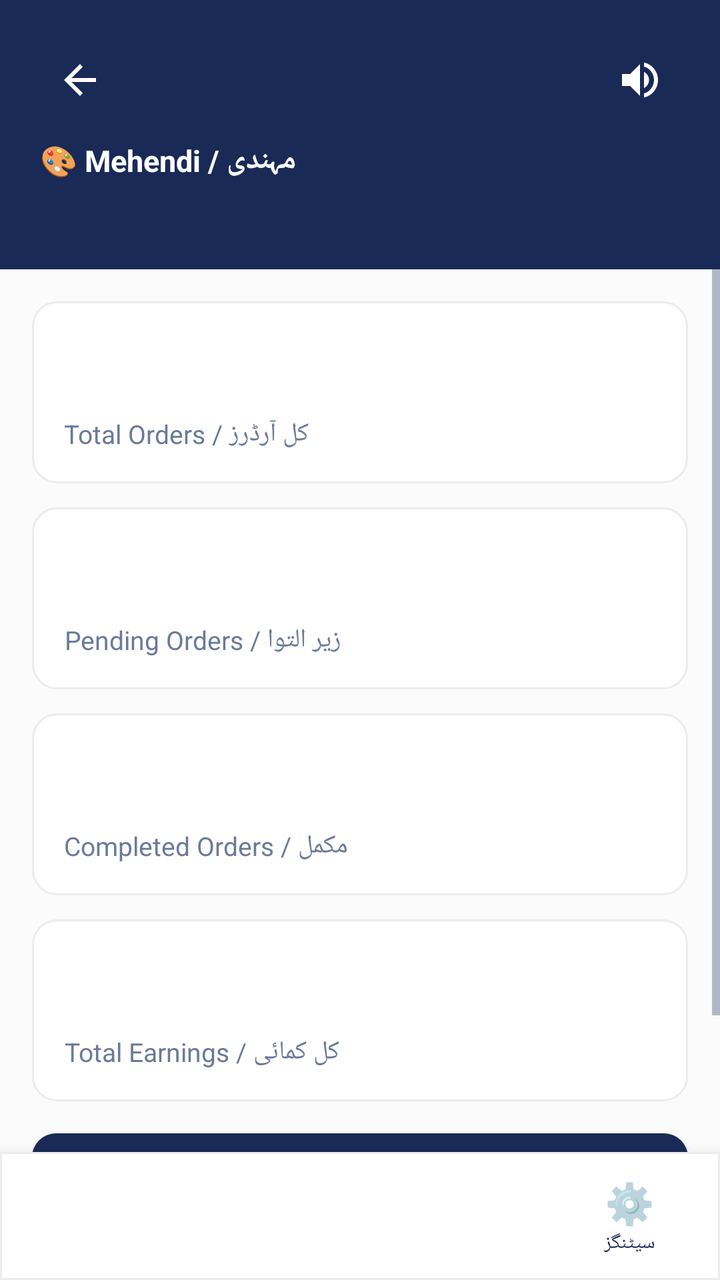
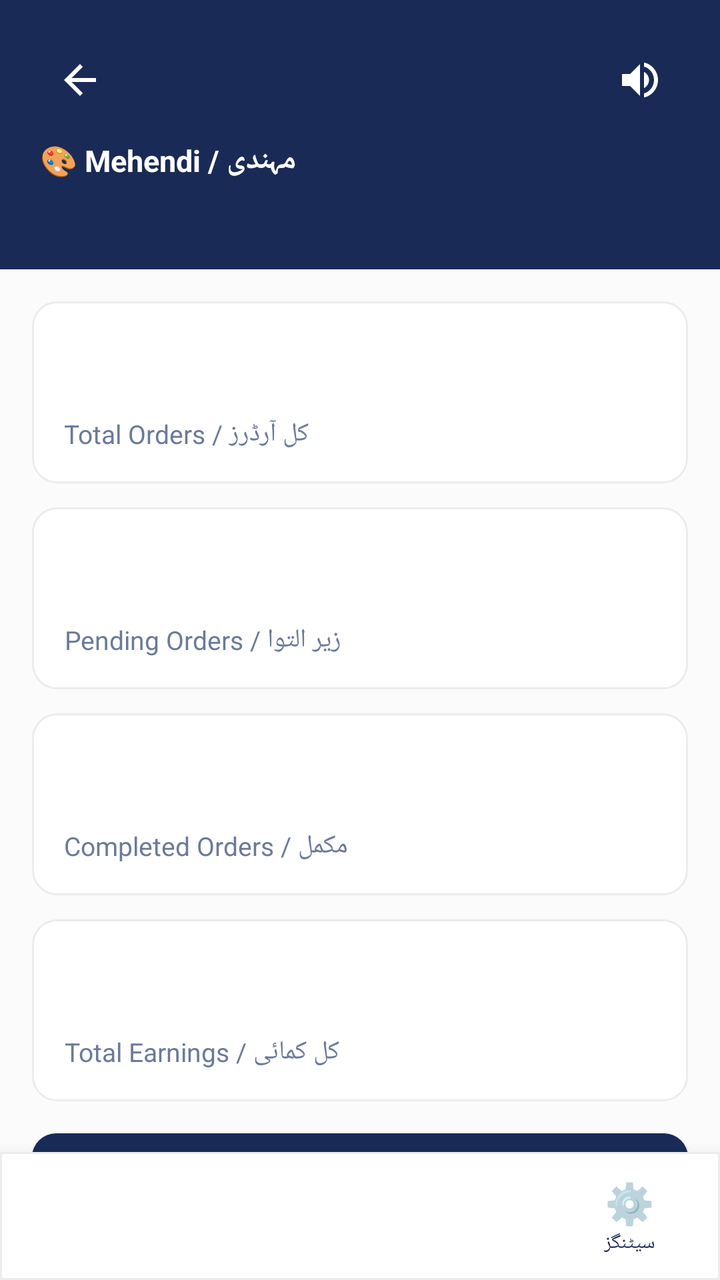

Compare the two renders of this Android layout. The source of the first and the diff that turns it into the second are given below.
<!-- AndroidManifest.xml: application theme Theme.SheEmpower -->
<!-- res/layout/activity_seller_dashboard.xml -->
<?xml version="1.0" encoding="utf-8"?>
<LinearLayout xmlns:android="http://schemas.android.com/apk/res/android"
    xmlns:app="http://schemas.android.com/apk/res-auto"
    android:layout_width="match_parent" android:layout_height="match_parent"
    android:background="?android:attr/windowBackground"
    android:orientation="vertical">

    <LinearLayout
        android:layout_width="match_parent" android:layout_height="0dp" android:layout_weight="1"
        android:orientation="vertical">

        
        
        
        <LinearLayout
            android:layout_width="match_parent"
            android:layout_height="wrap_content"
            android:background="@color/primary"
            android:padding="20dp"
            android:orientation="vertical">

            <RelativeLayout
                android:layout_width="match_parent"
                android:layout_height="wrap_content">

                <ImageButton
                    android:id="@+id/btnBack"
                    android:layout_width="40dp"
                    android:layout_height="40dp"
                    android:layout_alignParentStart="true"
                    android:layout_centerVertical="true"
                    android:background="?attr/selectableItemBackgroundBorderless"
                    android:src="@drawable/ic_arrow_back"
                    app:tint="#FFFFFF"
                    android:contentDescription="Back" />

                <TextView
                    android:id="@+id/tvWelcome"
                    android:layout_width="wrap_content"
                    android:layout_height="wrap_content"
                    android:layout_centerInParent="true"
                    android:textColor="#FFFFFF"
                    android:textSize="20sp"
                    android:textStyle="bold" />

                <ImageButton
                    android:id="@+id/btnSpeaker"
                    android:layout_width="40dp"
                    android:layout_height="40dp"
                    android:layout_alignParentEnd="true"
                    android:layout_centerVertical="true"
                    android:background="?attr/selectableItemBackgroundBorderless"
                    android:src="@drawable/ic_speaker"
                    android:contentDescription="Speaker" />
            </RelativeLayout>

            <TextView
                android:id="@+id/tvCategory"
                android:layout_width="match_parent"
                android:layout_height="wrap_content"
                android:textColor="#FFFFFF"
                android:textSize="15sp"
                android:textStyle="bold"
                android:lineSpacingExtra="4dp"
                android:layout_marginTop="10dp"
                android:text="🎨 Mehendi / مہندی" />

            <TextView
                android:id="@+id/tvStatus"
                android:layout_width="wrap_content"
                android:layout_height="wrap_content"
                android:textColor="@color/accent"
                android:textSize="12sp"
                android:layout_marginTop="8dp" />
        </LinearLayout>

        
        
        
        <ScrollView
            android:layout_width="match_parent"
            android:layout_height="0dp"
            android:layout_weight="1">

            <LinearLayout
                android:layout_width="match_parent"
                android:layout_height="wrap_content"
                android:orientation="vertical"
                android:padding="16dp">

                
                
                

                
                <LinearLayout
                    android:layout_width="match_parent"
                    android:layout_height="wrap_content"
                    android:orientation="vertical"
                    android:background="@drawable/bg_rounded_pink_light"
                    android:padding="16dp"
                    android:layout_marginBottom="12dp">
                    <TextView
                        android:id="@+id/tvTotalOrders"
                        android:layout_width="wrap_content"
                        android:layout_height="wrap_content"
                        android:textSize="28sp"
                        android:textStyle="bold"
                        android:textColor="@color/primary" />
                    <TextView
                        android:layout_width="wrap_content"
                        android:layout_height="wrap_content"
                        android:text="کل آرڈرز / Total Orders"
                        android:textSize="13sp"
                        android:textColor="@color/text_secondary"
                        android:layout_marginTop="4dp" />
                </LinearLayout>

                
                <LinearLayout
                    android:layout_width="match_parent"
                    android:layout_height="wrap_content"
                    android:orientation="vertical"
                    android:background="@drawable/bg_rounded_pink_light"
                    android:padding="16dp"
                    android:layout_marginBottom="12dp">
                    <TextView
                        android:id="@+id/tvPendingOrders"
                        android:layout_width="wrap_content"
                        android:layout_height="wrap_content"
                        android:textSize="28sp"
                        android:textStyle="bold"
                        android:textColor="@color/warning_amber" />
                    <TextView
                        android:layout_width="wrap_content"
                        android:layout_height="wrap_content"
                        android:text="زیر التوا / Pending Orders"
                        android:textSize="13sp"
                        android:textColor="@color/text_secondary"
                        android:layout_marginTop="4dp" />
                </LinearLayout>

                
                <LinearLayout
                    android:layout_width="match_parent"
                    android:layout_height="wrap_content"
                    android:orientation="vertical"
                    android:background="@drawable/bg_rounded_pink_light"
                    android:padding="16dp"
                    android:layout_marginBottom="12dp">
                    <TextView
                        android:id="@+id/tvCompletedOrders"
                        android:layout_width="wrap_content"
                        android:layout_height="wrap_content"
                        android:textSize="28sp"
                        android:textStyle="bold"
                        android:textColor="@color/success_green" />
                    <TextView
                        android:layout_width="wrap_content"
                        android:layout_height="wrap_content"
                        android:text="مکمل / Completed Orders"
                        android:textSize="13sp"
                        android:textColor="@color/text_secondary"
                        android:layout_marginTop="4dp" />
                </LinearLayout>

                
                <LinearLayout
                    android:layout_width="match_parent"
                    android:layout_height="wrap_content"
                    android:orientation="vertical"
                    android:background="@drawable/bg_rounded_pink_light"
                    android:padding="16dp"
                    android:layout_marginBottom="16dp">
                    <TextView
                        android:id="@+id/tvEarnings"
                        android:layout_width="wrap_content"
                        android:layout_height="wrap_content"
                        android:textSize="28sp"
                        android:textStyle="bold"
                        android:textColor="@color/primary" />
                    <TextView
                        android:layout_width="wrap_content"
                        android:layout_height="wrap_content"
                        android:text="کل کمائی / Total Earnings"
                        android:textSize="13sp"
                        android:textColor="@color/text_secondary"
                        android:layout_marginTop="4dp" />
                </LinearLayout>

                
                
                
                <Button
                    android:id="@+id/btnAddProduct"
                    android:layout_width="match_parent"
                    android:layout_height="58dp"
                    android:layout_marginBottom="8dp"
                    android:background="@drawable/bg_skeu_button_primary"
                    android:gravity="center"
                    android:lines="2"
                    android:singleLine="false"
                    android:text="➕ نئی چیز شامل کریں\nADD PRODUCT"
                    android:textColor="#FFFFFF"
                    android:textSize="12sp"
                    android:textStyle="bold" />

                <TextView
                    android:id="@+id/tvNoProducts"
                    android:layout_width="match_parent"
                    android:layout_height="wrap_content"
                    android:layout_marginTop="16dp"
                    android:gravity="center"
                    android:text="کوئی پروڈکٹ موجود نہیں\nNo products added yet"
                    android:textColor="@color/text_secondary"
                    android:textSize="14sp"
                    android:visibility="gone" />

                <androidx.recyclerview.widget.RecyclerView
                    android:id="@+id/rvMyProducts"
                    android:layout_width="match_parent"
                    android:layout_height="wrap_content"
                    android:layout_marginTop="8dp"
                    android:nestedScrollingEnabled="false" />

            </LinearLayout>

        </ScrollView>

    </LinearLayout>

    
    
    
    <include
        layout="@layout/bottom_nav_bar"
        android:id="@+id/bottomNav"
        android:layout_width="match_parent"
        android:layout_height="64dp" />

</LinearLayout>
<!-- res/layout/bottom_nav_bar.xml (included above) -->
<?xml version="1.0" encoding="utf-8"?>
<LinearLayout
    xmlns:android="http://schemas.android.com/apk/res/android"
    android:id="@+id/bottomNav"
    android:layout_width="match_parent"
    android:layout_height="64dp"
    android:orientation="horizontal"
    android:background="@drawable/bg_skeu_nav"
    android:elevation="12dp">

    
    <LinearLayout
        android:id="@+id/navItem1"
        android:layout_width="0dp"
        android:layout_height="match_parent"
        android:layout_weight="1"
        android:orientation="vertical"
        android:gravity="center"
        android:clickable="true"
        android:focusable="true">

        <TextView
            android:id="@+id/navIcon1"
            android:layout_width="wrap_content"
            android:layout_height="wrap_content"
            android:textSize="20sp"/>

        <TextView
            android:id="@+id/navLabel1"
            android:layout_width="wrap_content"
            android:layout_height="wrap_content"
            android:textSize="10sp"
            android:textColor="@color/text_primary"/>

    </LinearLayout>

    
    <LinearLayout
        android:id="@+id/navItem2"
        android:layout_width="0dp"
        android:layout_height="match_parent"
        android:layout_weight="1"
        android:orientation="vertical"
        android:gravity="center"
        android:clickable="true"
        android:focusable="true">

        <TextView
            android:id="@+id/navIcon2"
            android:layout_width="wrap_content"
            android:layout_height="wrap_content"
            android:textSize="20sp"/>

        <TextView
            android:id="@+id/navLabel2"
            android:layout_width="wrap_content"
            android:layout_height="wrap_content"
            android:textSize="10sp"
            android:textColor="@color/text_primary"/>

    </LinearLayout>

    
    <LinearLayout
        android:id="@+id/navItem3"
        android:layout_width="0dp"
        android:layout_height="match_parent"
        android:layout_weight="1"
        android:orientation="vertical"
        android:gravity="center"
        android:clickable="true"
        android:focusable="true">

        <TextView
            android:id="@+id/navIcon3"
            android:layout_width="wrap_content"
            android:layout_height="wrap_content"
            android:textSize="20sp"/>

        <TextView
            android:id="@+id/navLabel3"
            android:layout_width="wrap_content"
            android:layout_height="wrap_content"
            android:textSize="10sp"
            android:textColor="@color/text_primary"/>

    </LinearLayout>

    
    <LinearLayout
        android:id="@+id/navItem4"
        android:layout_width="0dp"
        android:layout_height="match_parent"
        android:layout_weight="1"
        android:orientation="vertical"
        android:gravity="center"
        android:clickable="true"
        android:focusable="true">

        <TextView
            android:id="@+id/navIcon4"
            android:layout_width="wrap_content"
            android:layout_height="wrap_content"
            android:text="⚙️"
            android:textSize="20sp"/>

        <TextView
            android:id="@+id/navLabel4"
            android:layout_width="wrap_content"
            android:layout_height="wrap_content"
            android:text="سیٹنگز"
            android:textSize="10sp"
            android:textColor="@color/text_primary"/>

    </LinearLayout>

</LinearLayout>
<!-- resources referenced by this layout -->
<resources>
  <color name="accent">#F7D794</color>
  <color name="primary">#192A56</color>
  kkkkkkkkk
  <color name="success_green">#2ECC71</color>
  <color name="text_primary">#192A56</color>
  <color name="text_secondary">#6B7A99</color>
  <color name="warning_amber">#F39C12</color>
  <!-- drawable bg_rounded_pink_light (drawable) -->
  <?xml version="1.0" encoding="utf-8"?>
  <shape xmlns:android="http://schemas.android.com/apk/res/android"
      android:shape="rectangle">
      <solid android:color="@color/card_bg" />
      <corners android:radius="12dp" />
      <stroke android:color="@color/card_border" android:width="1dp" />
  </shape>
  <!-- drawable bg_skeu_button_primary (drawable) -->
  <?xml version="1.0" encoding="utf-8"?>
  <shape xmlns:android="http://schemas.android.com/apk/res/android"
      android:shape="rectangle">
      <solid android:color="@color/midnight_navy" />
      <corners android:radius="12dp" />
  </shape>
  <!-- drawable bg_skeu_nav (drawable) -->
  <?xml version="1.0" encoding="utf-8"?>
  <shape xmlns:android="http://schemas.android.com/apk/res/android"
      android:shape="rectangle">
      <solid android:color="@color/white" />
      <stroke android:color="@color/card_border" android:width="1dp" />
  </shape>
  <!-- drawable ic_arrow_back (drawable) -->
  <?xml version="1.0" encoding="utf-8"?>
  <vector xmlns:android="http://schemas.android.com/apk/res/android"
      android:width="24dp"
      android:height="24dp"
      android:viewportWidth="24"
      android:viewportHeight="24">
      <path
          android:fillColor="#FFFFFF"
          android:pathData="M20,11H7.83l5.59-5.59L12,4l-8,8l8,8l1.41-1.41L7.83,13H20v-2z"/>
  </vector>
  <!-- drawable ic_speaker (drawable) -->
  <?xml version="1.0" encoding="utf-8"?>
  <vector xmlns:android="http://schemas.android.com/apk/res/android"
      android:width="24dp"
      android:height="24dp"
      android:viewportWidth="24"
      android:viewportHeight="24">
      <path
          android:fillColor="#FFFFFF"
          android:pathData="M3,9v6h4l5,5V4L7,9H3zm13.5,3c0-1.77-1.02-3.29-2.5-4.03v8.05c1.48-0.73,2.5-2.25,2.5-4.02zM14,3.23v2.06c2.89,0.86,5,3.54,5,6.71s-2.11,5.85-5,6.71v2.06c4.01-0.91,7-4.49,7-8.77s-2.99-7.86-7-8.77z"/>
  </vector>
  <style name="Theme.SheEmpower" parent="Theme.AppCompat.Light.NoActionBar">
          <item name="colorPrimary">@color/primary</item>
          <item name="colorPrimaryDark">@color/primary_dark</item>
          <item name="colorAccent">@color/accent</item>
          <item name="android:windowBackground">@color/background</item>
          <item name="android:colorBackground">@color/background</item>
          <item name="android:textColorPrimary">@color/text_primary</item>
          <item name="android:textColorSecondary">@color/text_secondary</item>
          <item name="android:statusBarColor">@color/primary_dark</item>
      </style>
  <color name="card_bg">#FFFFFF</color>
  <color name="card_border">#EAECEE</color>
  <color name="midnight_navy">#192A56</color>
  <color name="white">#FFFFFF</color>
  <color name="primary_dark">#0F1B3D</color>
  <color name="background">#FCFBFB</color>
</resources>

<!-- the commit's change to res/layout/activity_seller_dashboard.xml (unified diff, before → after) -->
@@ -77,10 +77,11 @@
         
         
         
-        <ScrollView
+        <androidx.core.widget.NestedScrollView
             android:layout_width="match_parent"
             android:layout_height="0dp"
-            android:layout_weight="1">
+            android:layout_weight="1"
+            android:fillViewport="true">
 
             <LinearLayout
                 android:layout_width="match_parent"
@@ -225,7 +226,7 @@
 
             </LinearLayout>
 
-        </ScrollView>
+        </androidx.core.widget.NestedScrollView>
 
     </LinearLayout>
 
